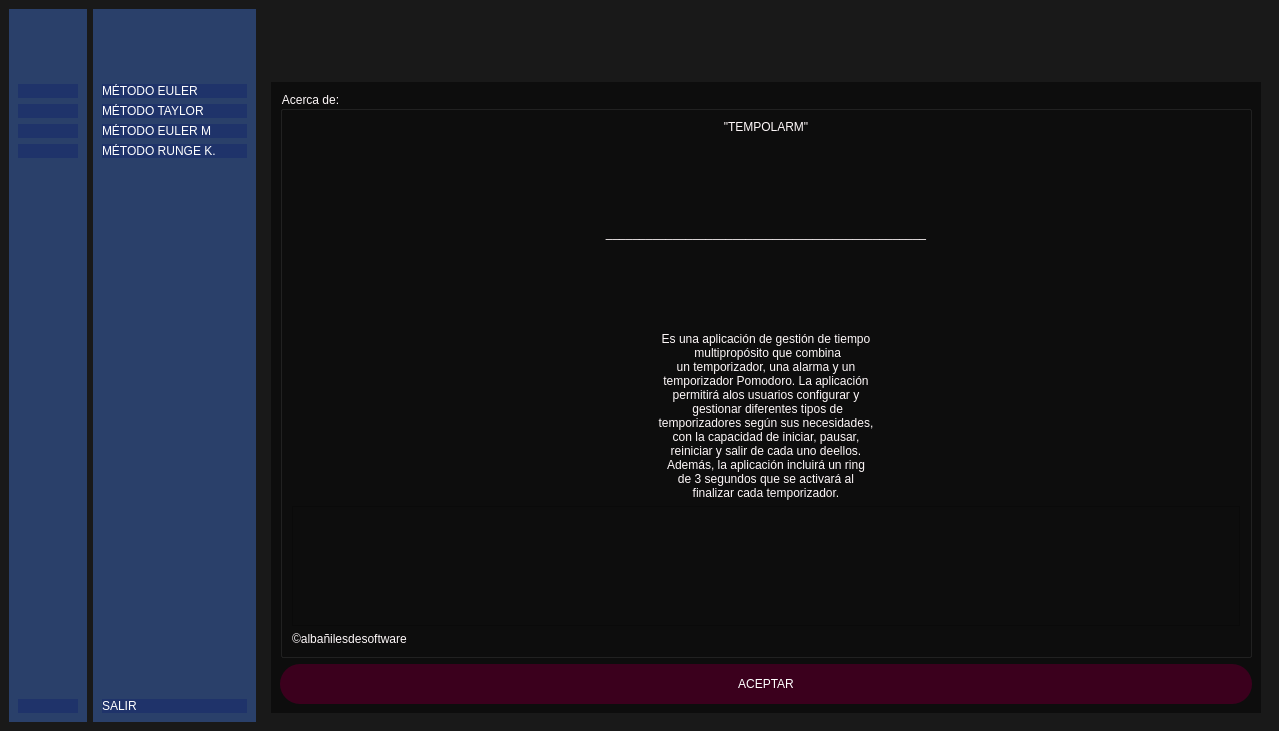
This is src/vista/menu.ui in Shan-JCB/Proyecto_EDO as Qt 5 draws it before an edit. The edited form follows.
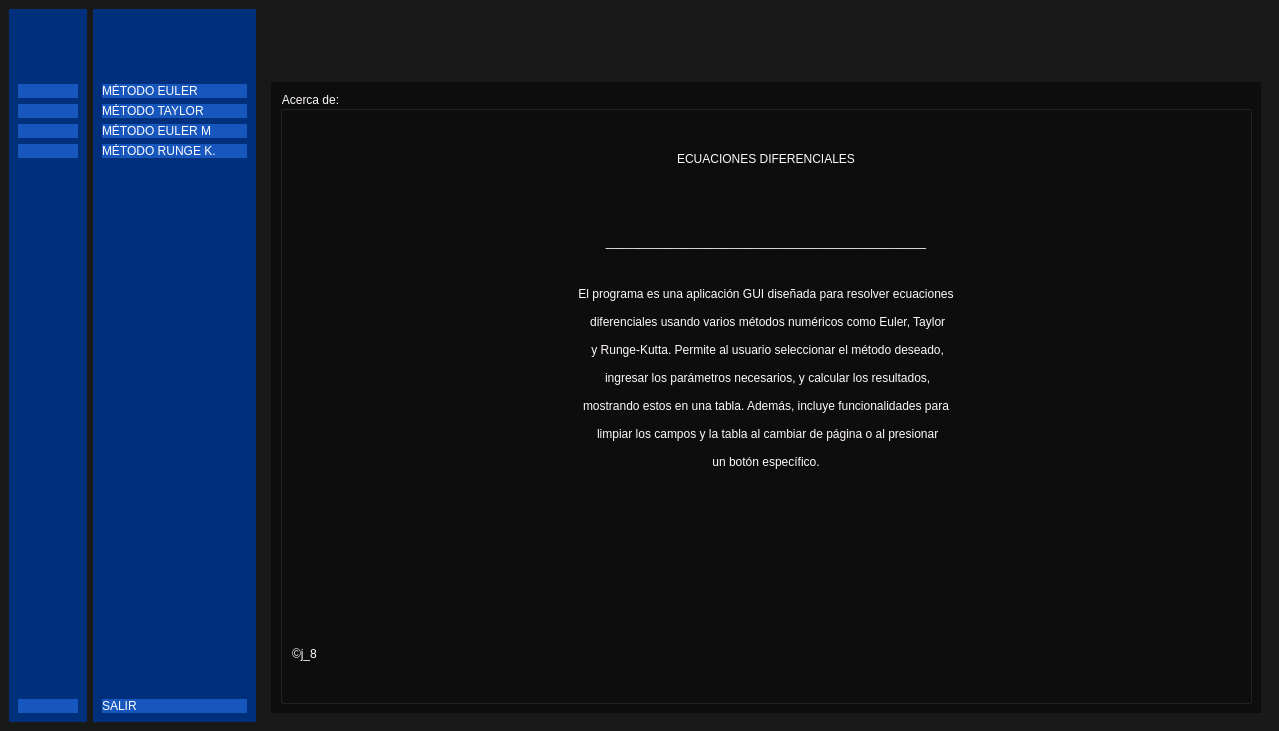
This is the edited form. The open tabs and pages were chosen to show the change. Icons and pictures are not drawn.

Patch:
```diff
--- a/src/vista/menu.ui
+++ b/src/vista/menu.ui
@@ -183,7 +183,7 @@
 }
 
 QPushButton{
-background-color: rgb(20, 28, 77);
+background-color: rgb(20, 54, 148);
 text-align:center;
 border-top-left-radius: 20px;
 border-bottom-left-radius:20px;
@@ -825,26 +825,13 @@
                 <item>
                  <widget class="QLabel" name="label_21">
                   <property name="text">
-                   <string>&quot;TEMPOLARM&quot;</string>
+                   <string>ECUACIONES DIFERENCIALES</string>
                   </property>
                   <property name="alignment">
                    <set>Qt::AlignCenter</set>
                   </property>
                  </widget>
                 </item>
-                <item>
-                 <spacer name="verticalSpacer_12">
-                  <property name="orientation">
-                   <enum>Qt::Vertical</enum>
-                  </property>
-                  <property name="sizeHint" stdset="0">
-                   <size>
-                    <width>20</width>
-                    <height>29</height>
-                   </size>
-                  </property>
-                 </spacer>
-                </item>
                 <item>
                  <widget class="QLabel" name="label_22">
                   <property name="text">
@@ -855,34 +842,23 @@
                   </property>
                  </widget>
                 </item>
-                <item>
-                 <spacer name="verticalSpacer_11">
-                  <property name="orientation">
-                   <enum>Qt::Vertical</enum>
-                  </property>
-                  <property name="sizeHint" stdset="0">
-                   <size>
-                    <width>20</width>
-                    <height>28</height>
-                   </size>
-                  </property>
-                 </spacer>
-                </item>
                 <item>
                  <widget class="QLabel" name="label_23">
                   <property name="text">
-                   <string>Es una aplicación de gestión de tiempo
- multipropósito que combina 
-un temporizador, una alarma y un 
-temporizador Pomodoro. La aplicación 
-permitirá alos usuarios configurar y
- gestionar diferentes tipos de 
-temporizadores según sus necesidades, 
-con la capacidad de iniciar, pausar, 
-reiniciar y salir de cada uno deellos. 
-Además, la aplicación incluirá un ring 
-de 3 segundos que se activará al 
-finalizar cada temporizador.</string>
+                   <string>El programa es una aplicación GUI diseñada para resolver ecuaciones
+
+ diferenciales usando varios métodos numéricos como Euler, Taylor
+
+ y Runge-Kutta. Permite al usuario seleccionar el método deseado,
+
+ ingresar los parámetros necesarios, y calcular los resultados, 
+
+mostrando estos en una tabla. Además, incluye funcionalidades para
+
+ limpiar los campos y la tabla al cambiar de página o al presionar 
+
+un botón específico.
+</string>
                   </property>
                   <property name="alignment">
                    <set>Qt::AlignCenter</set>
@@ -961,45 +937,13 @@
                 <item>
                  <widget class="QLabel" name="label_24">
                   <property name="text">
-                   <string>©albañilesdesoftware</string>
+                   <string>©j_8</string>
                   </property>
                  </widget>
                 </item>
                </layout>
               </widget>
              </item>
-             <item>
-              <widget class="QPushButton" name="btn_GuardarUser_2">
-               <property name="minimumSize">
-                <size>
-                 <width>100</width>
-                 <height>40</height>
-                </size>
-               </property>
-               <property name="styleSheet">
-                <string notr="true">QPushButton{ 
-background-color: rgb(59, 0, 29);
-}
-
-QPushButton:hover{ 
-background-color: rgb(34, 0, 17);
-}</string>
-               </property>
-               <property name="text">
-                <string>ACEPTAR</string>
-               </property>
-               <property name="icon">
-                <iconset resource="recursos.qrc">
-                 <normaloff>:/newPrefix/Iconos/iconCheck.png</normaloff>:/newPrefix/Iconos/iconCheck.png</iconset>
-               </property>
-               <property name="iconSize">
-                <size>
-                 <width>40</width>
-                 <height>40</height>
-                </size>
-               </property>
-              </widget>
-             </item>
             </layout>
            </item>
           </layout>
@@ -1013,11 +957,11 @@
      <widget class="QWidget" name="frame_Botones" native="true">
       <property name="styleSheet">
        <string notr="true">QWidget{
-background-color: rgb(42, 64, 106);
+background-color: rgb(0, 47, 124);
 }
 
 QPushButton{
-background-color: rgb(31, 51, 106);
+background-color: rgb(22, 86, 189);
 text-align:left;
 border-top-left-radius: 20px;
 border-bottom-left-radius:20px;
@@ -1038,7 +982,7 @@
 }
 
 QPushButton:checked{
-background-color: rgb(31, 39, 86);
+background-color: rgb(10, 29, 81);
 font-weight:bold;
 }</string>
       </property>
@@ -1209,11 +1153,11 @@
      <widget class="QWidget" name="frame_Iconos" native="true">
       <property name="styleSheet">
        <string notr="true">QWidget{
-background-color: rgb(42, 64, 106);
+background-color: rgb(0, 47, 124);
 }
 
 QPushButton{
-background-color: rgb(31, 51, 106);
+background-color: rgb(22, 86, 189);
 border-top-left-radius: 20px;
 border-bottom-left-radius:20px;
 border-top-right-radius: 20px;
@@ -1233,7 +1177,7 @@
 }
 
 QPushButton:checked{
-background-color: rgb(31, 39, 86);
+background-color: rgb(10, 29, 81);
 font-weight:bold;
 }
 </string>
```
Left out of the diff: 63 changed lines with no effect on the pictures.
